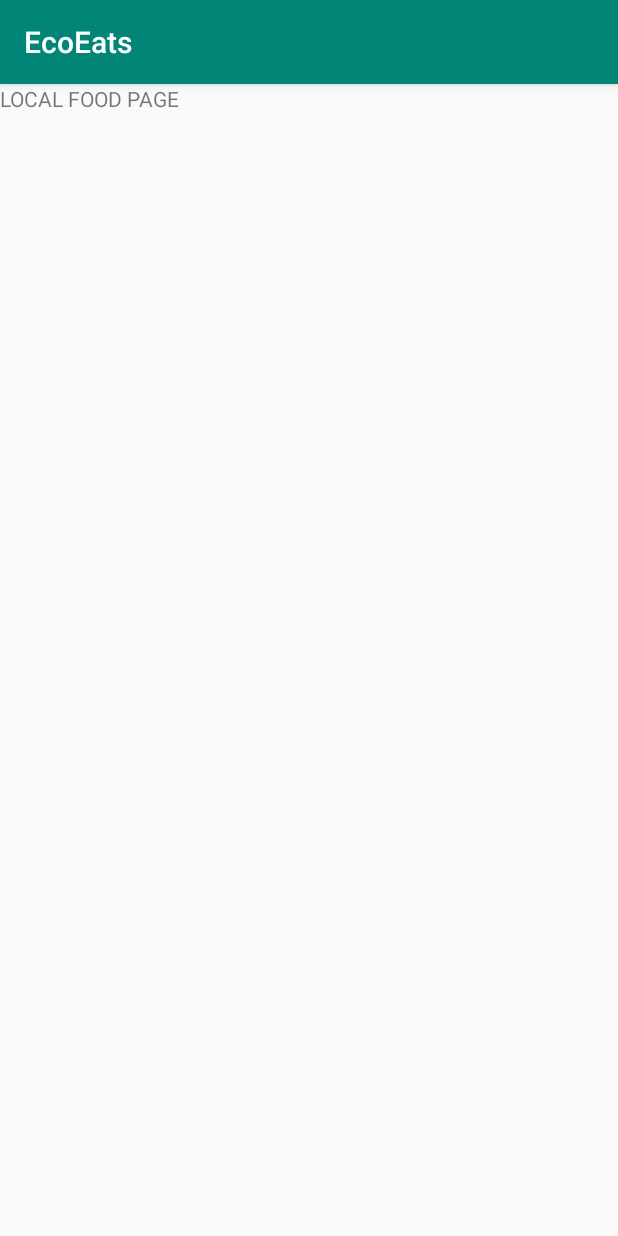
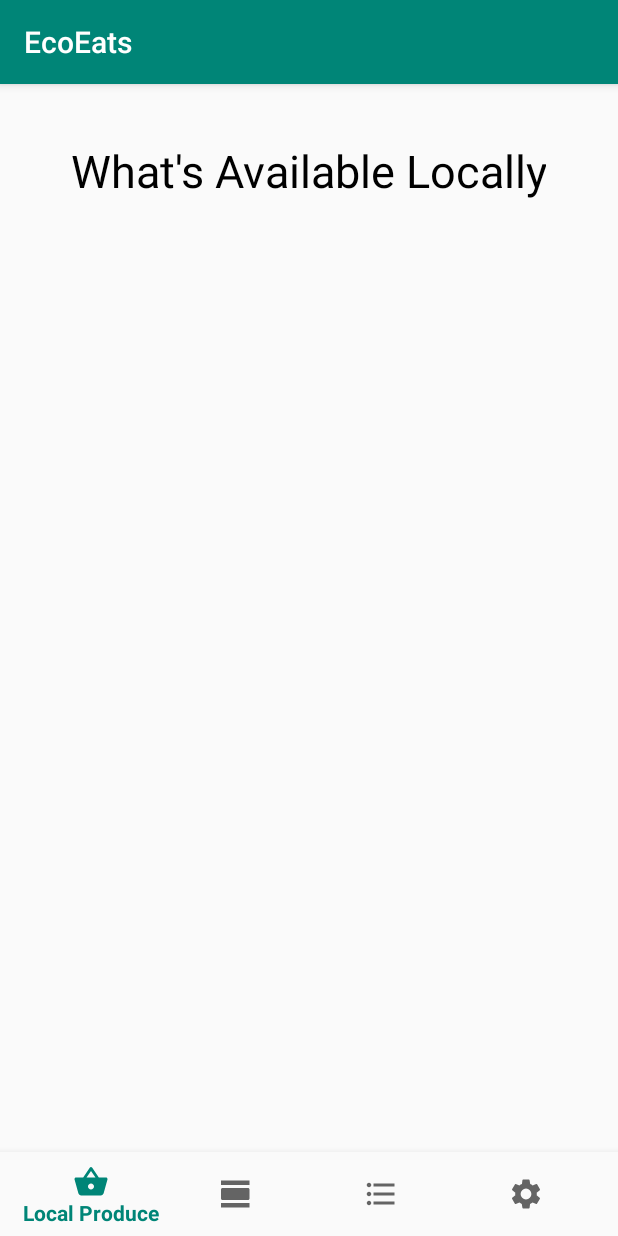
Before and after one commit to GeorgeShao/EcoEats, an Android app: the screen it shows after launch (MainActivity), on a phone screen of 412 x 824 dp. Run offline under Robolectric (Android 15) with nearby library versions, the phone set to English and light mode, and no system bars.

Commit message:
localfood.xml updated

```diff
--- a/app/src/main/res/layout/activity_localfood.xml
+++ b/app/src/main/res/layout/activity_localfood.xml
@@ -1,12 +1,47 @@
 <?xml version="1.0" encoding="utf-8"?>
-<android.support.constraint.ConstraintLayout
-    xmlns:android="http://schemas.android.com/apk/res/android" android:layout_width="match_parent"
-    android:layout_height="match_parent">
+<android.support.constraint.ConstraintLayout xmlns:android="http://schemas.android.com/apk/res/android"
+    xmlns:app="http://schemas.android.com/apk/res-auto"
+    xmlns:tools="http://schemas.android.com/tools"
+    android:id="@+id/container"
+    android:layout_width="match_parent"
+    android:layout_height="match_parent"
+    tools:context=".MainActivity">
+
+    <android.support.constraint.ConstraintLayout
+        android:id="@+id/fragment_container"
+        android:layout_width="412dp"
+        android:layout_height="675dp"
+        app:layout_constraintBottom_toTopOf="@+id/navigation"
+        app:layout_constraintEnd_toEndOf="parent"
+        app:layout_constraintStart_toStartOf="parent"
+        app:layout_constraintTop_toTopOf="parent">
+
+    </android.support.constraint.ConstraintLayout>
 
     <TextView
-        android:layout_width="match_parent"
-        android:layout_height="match_parent"
-        android:text="LOCAL FOOD PAGE">
-    </TextView>
+        android:layout_width="wrap_content"
+        android:layout_height="wrap_content"
+        android:layout_marginTop="16dp"
+        android:gravity="center_horizontal"
+        android:text="What's Available Locally"
+        android:textColor="#000000"
+        android:textSize="30sp"
+        app:layout_constraintBottom_toTopOf="@+id/navigation"
+        app:layout_constraintEnd_toEndOf="parent"
+        app:layout_constraintHorizontal_bias="0.494"
+        app:layout_constraintLeft_toLeftOf="parent"
+        app:layout_constraintStart_toStartOf="parent"
+        app:layout_constraintTop_toTopOf="parent"
+        app:layout_constraintVertical_bias="0.033" />
+
+    <android.support.design.widget.BottomNavigationView
+        android:id="@+id/navigation"
+        android:layout_width="0dp"
+        android:layout_height="wrap_content"
+        android:background="?android:attr/windowBackground"
+        app:layout_constraintBottom_toBottomOf="parent"
+        app:layout_constraintLeft_toLeftOf="parent"
+        app:layout_constraintRight_toRightOf="parent"
+        app:menu="@menu/navigation" />
 
 </android.support.constraint.ConstraintLayout>
```
